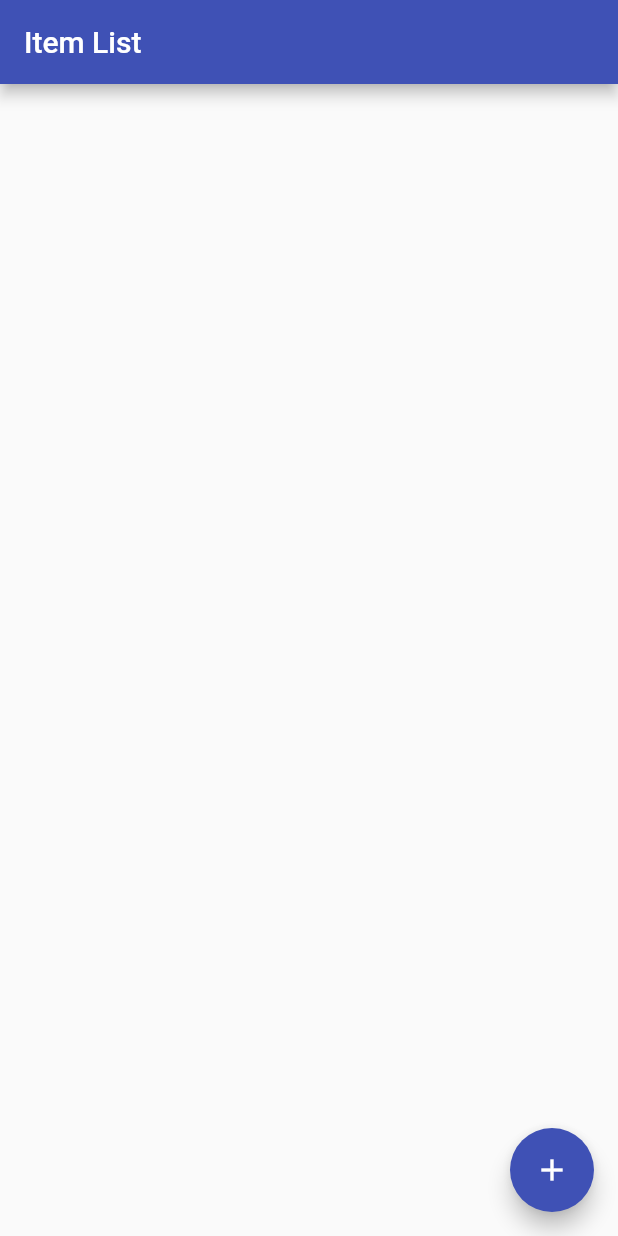
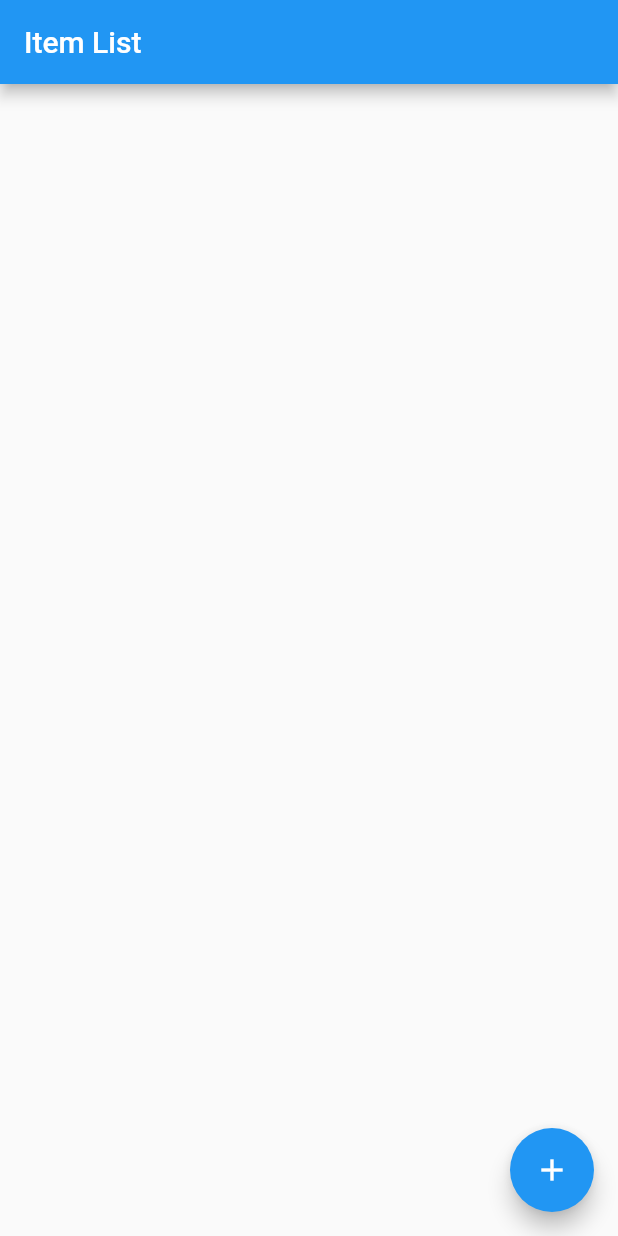
Before and after one commit to SuguruOoki/web-camera-flutter, a Flutter app: the screen it shows after launch, on a phone screen of 412 x 824 dp. Run offline on Flutter 3.47's test engine with Material 2 defaults, Android fonts, the phone set to English and light mode, and no system bars; our stand-ins replace image_picker.

Commit message:
[MODIFY]dart

```diff
--- a/lib/main.dart
+++ b/lib/main.dart
@@ -1,5 +1,6 @@
 import 'package:flutter/material.dart';
-import './itemAdd.dart';
+import 'imagePickerUtil.dart';
+import 'itemAdd.dart';
 
 void main() {
   runApp(MyApp());
@@ -24,9 +25,9 @@ class Demo extends StatelessWidget {
   Widget build(BuildContext context) {
     return MaterialApp(
       debugShowCheckedModeBanner: false,
-      title: 'Sample Items',
+      title: 'WEB-Camera',
       theme: ThemeData(
-        primarySwatch: Colors.indigo,
+        primarySwatch: Colors.blue,
         visualDensity: VisualDensity.adaptivePlatformDensity,
       ),
       home: ItemListPage(),
@@ -83,6 +84,11 @@ class _ItemListPageState extends State<ItemListPage> {
       floatingActionButton: FloatingActionButton(
         child: const Icon(Icons.add),
         onPressed: () async {
+          // カメラ
+          // final cameraFile =
+          //     await ImagePickerUtil.pickImage(source: ImageSource.camera);
+          // ギャラリー
+          final galleryFile = await ImagePickerUtil.pickImage(source: ImageSource.gallery)
           final newListText = await Navigator.of(context).push(
             MaterialPageRoute(
               builder: (context) {
```
